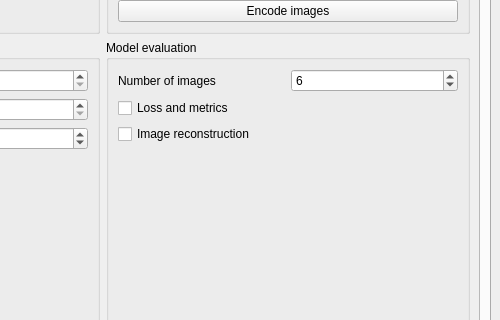
Above: FEXT/app/assets/window_layout.ui from CTCycle/FEXT-Autoencoder before the change; both pictures show x 665 to 1165 and y 372 to 692 of the 1165 by 909 pixel window. Below: the same form after it.
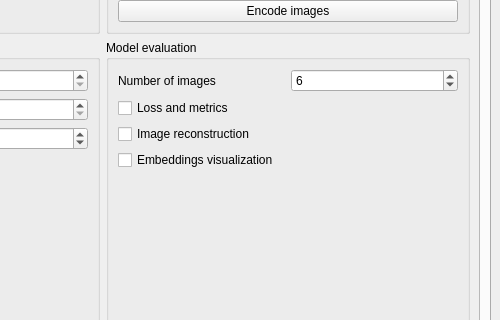
That is the form after the change. The open tabs and pages were chosen to show the change.

Commit message: added embedding visualization metrics into UI

The edit to the form file:
```diff
--- a/FEXT/app/assets/window_layout.ui
+++ b/FEXT/app/assets/window_layout.ui
@@ -986,6 +986,13 @@
                  </property>
                 </widget>
                </item>
+               <item>
+                <widget class="QCheckBox" name="visualizeEmbs">
+                 <property name="text">
+                  <string>Embeddings visualization</string>
+                 </property>
+                </widget>
+               </item>
                <item>
                 <spacer name="verticalSpacer_5">
                  <property name="orientation">
```
Left out of the diff: 6 changed lines with no effect on the pictures.
